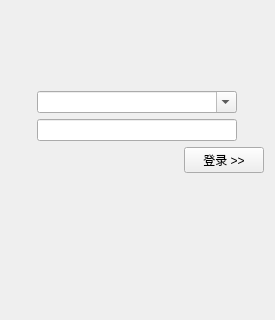
Old version of the form ZeroMS-Client/LoginWidget.ui in the repository jysperm/ZeroMS-1x; both pictures show x 0 to 275 and y 121 to 441 of the 275 by 600 pixel window.
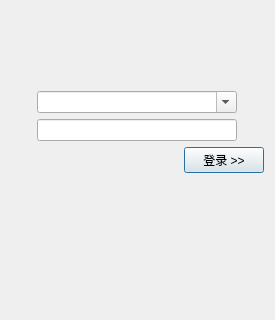
New version of the form.

```diff
--- a/ZeroMS-Client/LoginWidget.ui
+++ b/ZeroMS-Client/LoginWidget.ui
@@ -172,6 +172,9 @@
        <property name="text">
         <string>登录 &gt;&gt;</string>
        </property>
+       <property name="default">
+        <bool>true</bool>
+       </property>
       </widget>
      </item>
     </layout>
```
Left out of the diff: 12 changed lines with no effect on the pictures.
